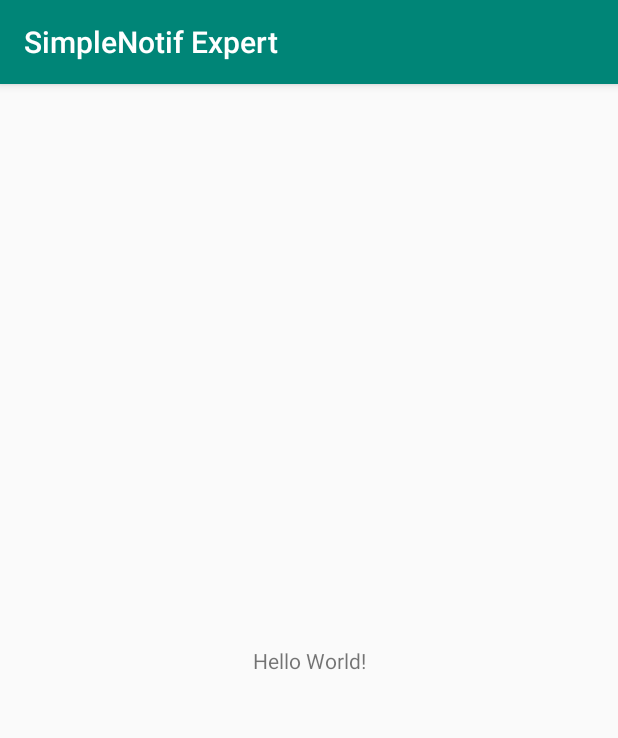
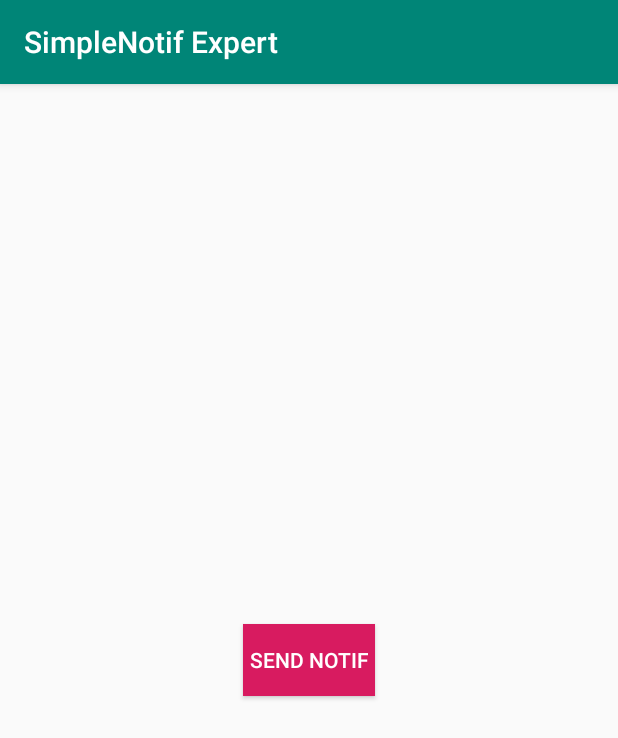
Before and after one commit to dendickys/simple-notif-expert, an Android app: the screen it shows after launch (MainActivity), on a phone screen of 412 x 824 dp. Shown: the top 738 px of the screen. Run offline under Robolectric (Android 15) with nearby library versions, the phone set to English and light mode, and no system bars.

Commit message:
fix notification with pending intent

```diff
--- a/app/src/main/java/id/dendickys/simplenotifexpert/MainActivity.java
+++ b/app/src/main/java/id/dendickys/simplenotifexpert/MainActivity.java
@@ -3,10 +3,14 @@ package id.dendickys.simplenotifexpert;
 import android.app.Notification;
 import android.app.NotificationChannel;
 import android.app.NotificationManager;
+import android.app.PendingIntent;
 import android.content.Context;
+import android.content.Intent;
 import android.graphics.BitmapFactory;
+import android.net.Uri;
 import android.os.Build;
 import android.os.Bundle;
+import android.view.View;
 
 import androidx.appcompat.app.AppCompatActivity;
 import androidx.core.app.NotificationCompat;
@@ -21,10 +25,17 @@ public class MainActivity extends AppCompatActivity {
     protected void onCreate(Bundle savedInstanceState) {
         super.onCreate(savedInstanceState);
         setContentView(R.layout.activity_main);
+    }
+
+    //aksi untuk onClick pada button
+    public void sendNotification(View view) {
+        Intent intent = new Intent(Intent.ACTION_VIEW, Uri.parse("https://fgo-minsk.id"));
+        PendingIntent pendingIntent = PendingIntent.getActivity(this, 0, intent, 0);
 
         NotificationManager mNotificationManager = (NotificationManager) getSystemService(Context.NOTIFICATION_SERVICE);
 
         NotificationCompat.Builder mBuilder = new NotificationCompat.Builder(this, CHANNEL_ID)
+                .setContentIntent(pendingIntent)
                 .setSmallIcon(R.drawable.ic_notifications_white_48dp)
                 .setLargeIcon(BitmapFactory.decodeResource(getResources(), R.drawable.ic_notifications_white_48dp))
                 .setContentTitle(getResources().getString(R.string.content_title))
--- a/app/src/main/res/layout/activity_main.xml
+++ b/app/src/main/res/layout/activity_main.xml
@@ -1,18 +1,21 @@
 <?xml version="1.0" encoding="utf-8"?>
-<androidx.constraintlayout.widget.ConstraintLayout xmlns:android="http://schemas.android.com/apk/res/android"
+<RelativeLayout xmlns:android="http://schemas.android.com/apk/res/android"
     xmlns:app="http://schemas.android.com/apk/res-auto"
     xmlns:tools="http://schemas.android.com/tools"
+    android:id="@+id/activity_main"
     android:layout_width="match_parent"
     android:layout_height="match_parent"
     tools:context=".MainActivity">
 
-    <TextView
+    <Button
+        android:id="@+id/button"
         android:layout_width="wrap_content"
         android:layout_height="wrap_content"
-        android:text="Hello World!"
-        app:layout_constraintBottom_toBottomOf="parent"
-        app:layout_constraintLeft_toLeftOf="parent"
-        app:layout_constraintRight_toRightOf="parent"
-        app:layout_constraintTop_toTopOf="parent" />
+        android:layout_centerInParent="true"
+        android:layout_gravity="center"
+        android:background="@color/colorAccent"
+        android:onClick="sendNotification"
+        android:text="@string/send_notif"
+        android:textColor="@android:color/white" />
 
-</androidx.constraintlayout.widget.ConstraintLayout>
+</RelativeLayout>
--- a/app/src/main/res/values/strings.xml
+++ b/app/src/main/res/values/strings.xml
@@ -3,4 +3,5 @@
     <string name="content_title">Content title</string>
     <string name="content_text">Content text</string>
     <string name="subtext">Sub text</string>
+    <string name="send_notif">Send Notif</string>
 </resources>
```
